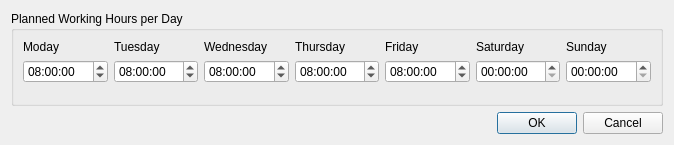
Above: src/dontpanik/kpart/core/ui/plannedworkingtimesdialog.ui from frankHa/dontpanic before the change. Below: the same form after it.
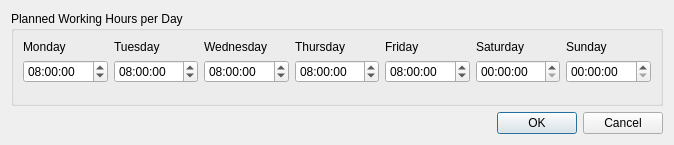
That is the form after the change.

What changed in the file:
```diff
--- a/src/dontpanik/kpart/core/ui/plannedworkingtimesdialog.ui
+++ b/src/dontpanik/kpart/core/ui/plannedworkingtimesdialog.ui
@@ -27,7 +27,7 @@
           <item>
            <widget class="QLabel" name="label">
             <property name="text">
-             <string>Moday</string>
+             <string>Monday</string>
             </property>
            </widget>
           </item>
```
